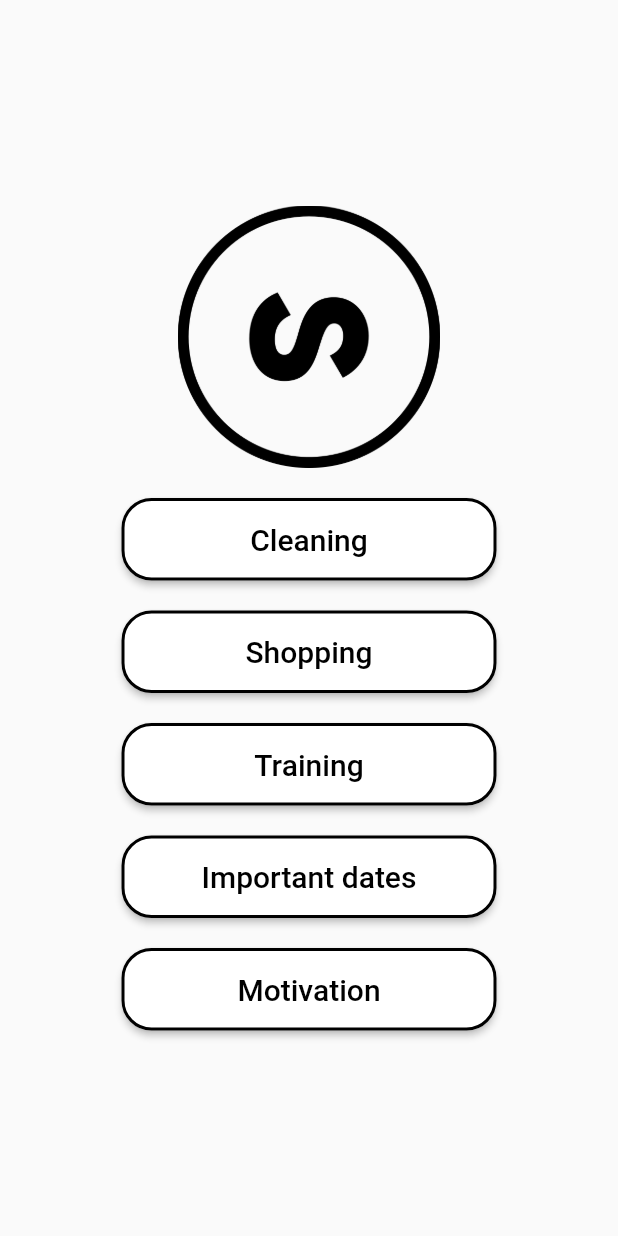
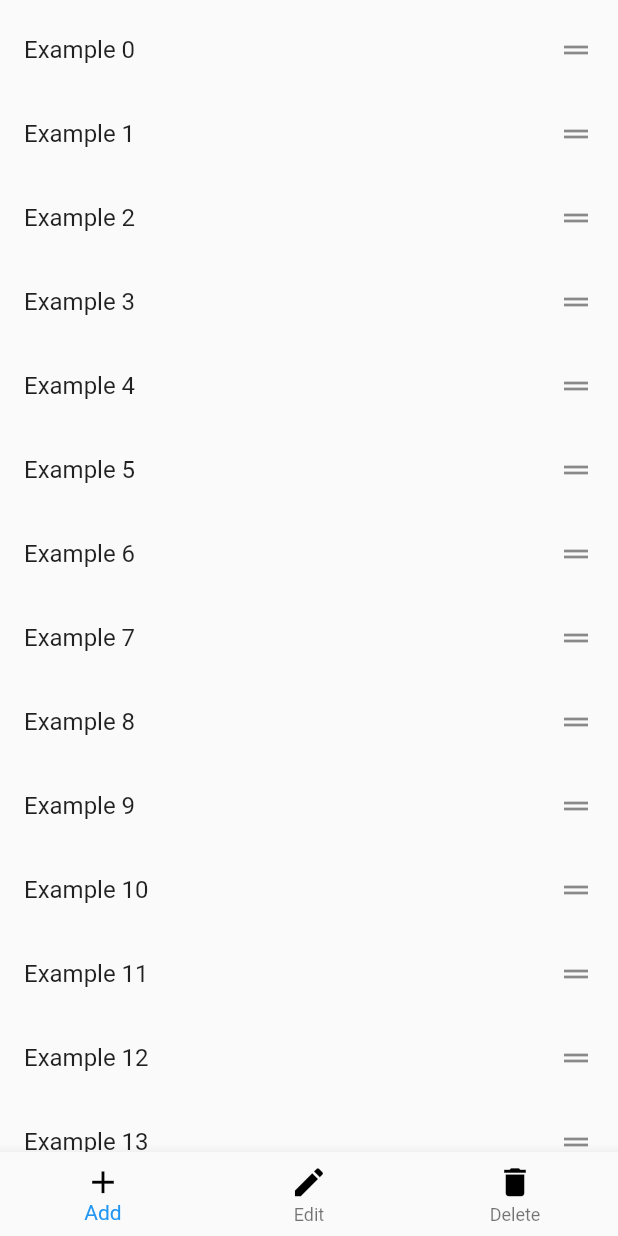
Before and after one commit to AnastasiyaShark/helpsam_flutterVersion, a Flutter app: the ElevatedButtonMenuScreen widget shown alone on an empty page, opened directly, after a tap on "Cleaning", on a phone screen of 412 x 824 dp. Run offline on Flutter 3.47's test engine with Material 2 defaults, Android fonts, the phone set to English and light mode, and no system bars.

Commit message:
Add: - cleaning screen with hard code list - widget reordering - dismissible widget Replace button bar to cleaning screen

```diff
--- /dev/null
+++ b/lib/src/screens/cleaning/cleaning.dart
@@ -0,0 +1,42 @@
+import 'package:flutter/material.dart';
+import 'package:helpsam_flutter_version/src/screens/cleaning/widgets/dismissibleWidget.dart';
+import 'package:helpsam_flutter_version/src/screens/cleaning/widgets/listViewCleaningScreen.dart';
+
+class Cleaning extends StatelessWidget {
+  const Cleaning({Key? key}) : super(key: key);
+
+  // This widget is the root of your application.
+  @override
+  Widget build(BuildContext context) {
+    return MaterialApp(
+        debugShowCheckedModeBanner: false,
+        home: Scaffold(
+          body: ListViewCleaningScreen(),
+          bottomNavigationBar: BottomNavigationBar(
+            items: const [
+              BottomNavigationBarItem(
+                  label: 'Add',
+                  icon: Icon(
+                    Icons.add,
+                    color: Colors.black,
+                    size: 25.0,
+                  )),
+              BottomNavigationBarItem(
+                  label: 'Edit',
+                  icon: Icon(
+                    Icons.edit,
+                    color: Colors.black,
+                    size: 25.0,
+                  )),
+              BottomNavigationBarItem(
+                  label: 'Delete',
+                  icon: Icon(
+                    Icons.delete,
+                    color: Colors.black,
+                    size: 25.0,
+                  )),
+            ],
+          ),
+        ));
+  }
+}
--- /dev/null
+++ b/lib/src/screens/cleaning/widgets/listViewCleaningScreen.dart
@@ -0,0 +1,49 @@
+import 'package:flutter/material.dart';
+
+import 'dismissibleWidget.dart';
+
+// * Customize list view for cleaning screen (menu)
+class ListViewCleaningScreen extends StatefulWidget {
+  ListViewCleaningScreen({super.key});
+
+  // TODO will take from DB
+  final List<int> items = List<int>.generate(30, (int index) => index);
+
+  List<int> getList() {
+    return items;
+  }
+
+  @override
+  State<ListViewCleaningScreen> createState() => _ListViewCleaningScreen();
+}
+
+class _ListViewCleaningScreen extends State<ListViewCleaningScreen> {
+  ListViewCleaningScreen list = ListViewCleaningScreen();
+
+  @override
+  Widget build(BuildContext context) {
+    return ReorderableListView(
+        // * 5 rooms on the screen
+        // ! Doesn't work!
+        padding: (const EdgeInsets.symmetric(vertical: 5)),
+        // TODO List.generator will be replaced
+        children: List.generate(
+          list.getList().length,
+          (index) => ListTile(
+            key: Key("$index"),
+            title: Text("Example ${list.getList()[index]}"),
+            trailing: const Icon(Icons.drag_handle_sharp),
+          ),
+        ),
+        // * Logic for reorder list
+        onReorder: (int oldIndex, int newIndex) {
+          setState(() {
+            if (oldIndex < newIndex) {
+              newIndex -= 1;
+            }
+            final int item = list.getList().removeAt(oldIndex);
+            list.getList().insert((newIndex), item);
+          });
+        });
+  }
+}
--- a/lib/src/screens/menu/menu.dart
+++ b/lib/src/screens/menu/menu.dart
@@ -1,5 +1,6 @@
 import 'package:flutter/material.dart';
 import 'package:helpsam_flutter_version/src/screens/menu/widgets/elevatedButtonMenuScreen.dart';
+import 'package:flutter/cupertino.dart';
 
 class MyApp extends StatelessWidget {
   const MyApp({Key? key}) : super(key: key);
@@ -10,8 +11,7 @@ class MyApp extends StatelessWidget {
     return const MaterialApp(
         debugShowCheckedModeBanner: false,
         home: Scaffold(
-          body:  ElevatedButtonMenuScreen(),
-        )
-    );
+          body: ElevatedButtonMenuScreen(),
+        ));
   }
 }
--- a/lib/src/screens/menu/widgets/elevatedButtonMenuScreen.dart
+++ b/lib/src/screens/menu/widgets/elevatedButtonMenuScreen.dart
@@ -1,4 +1,6 @@
 import 'package:flutter/material.dart';
+
+import '../../cleaning/cleaning.dart';
 
 
 // * Customize buttons for menu screen
@@ -33,7 +35,14 @@ class _ElevatedButtonMenuScreenState extends State<ElevatedButtonMenuScreen> {
           const SizedBox(height: 20),
           ElevatedButton(
             style: style,
-            onPressed: () {},
+            onPressed: () {
+              Navigator.push(
+                context,
+                MaterialPageRoute(
+                  builder: (context) => const Cleaning(),
+                ),
+              );
+            },
             child: const Text('Cleaning', style: TextStyle(fontSize: 20)),
           ),
           const SizedBox(height: 20),
```
Also changed, not shown: lib/src/screens/cleaning/widgets/dismissibleWidget.dart (added, +38 -0 lines), lib/src/screens/mine/main.dart (+0 -27 lines).
